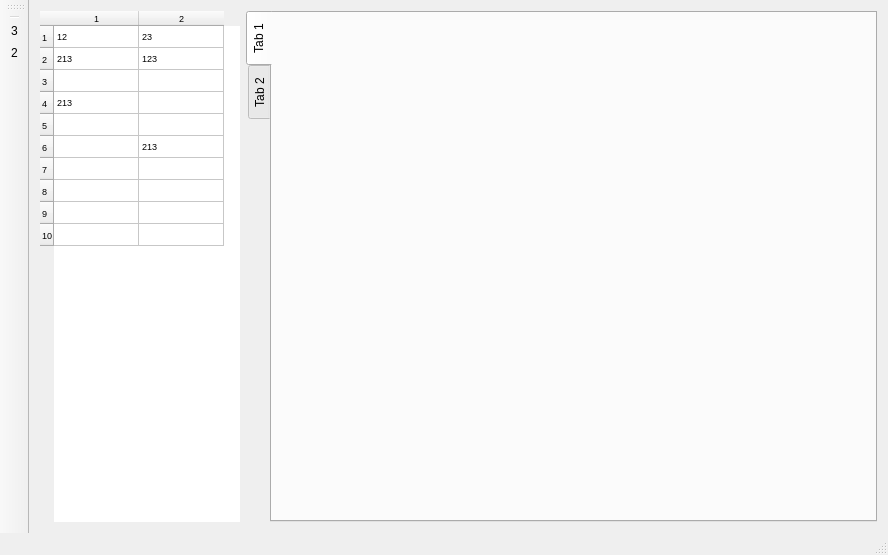
ZhouChuanghua/Learn_QT, file FirstProject_Test/project/mainwindow.ui: the form before one commit.
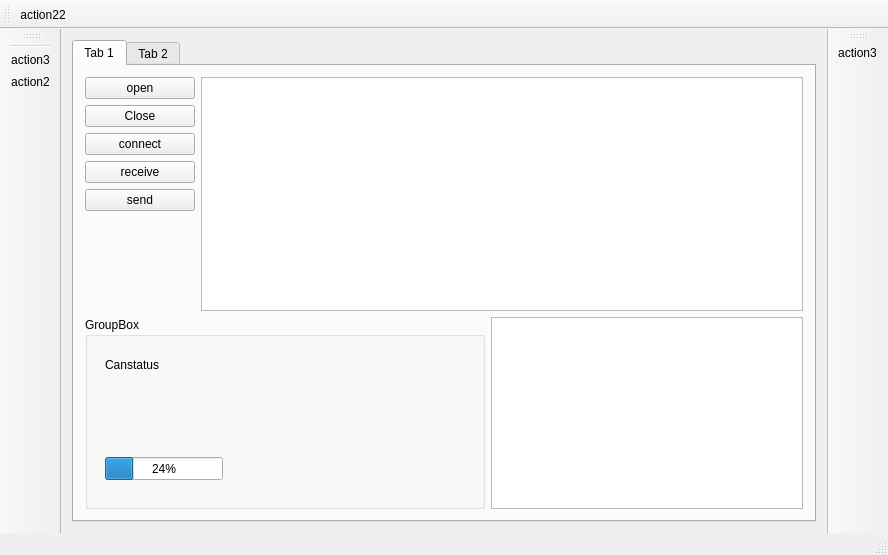
The form after the commit.

What changed in the file:
```diff
--- a/FirstProject_Test/project/mainwindow.ui
+++ b/FirstProject_Test/project/mainwindow.ui
@@ -41,7 +41,7 @@
   </property>
   <widget class="QWidget" name="centralWidget">
    <layout class="QGridLayout" name="gridLayout_central">
-    <item row="0" column="1">
+    <item row="0" column="0">
      <widget class="QTabWidget" name="tabWidget">
       <property name="enabled">
        <bool>true</bool>
@@ -59,7 +59,7 @@
        </size>
       </property>
       <property name="tabPosition">
-       <enum>QTabWidget::West</enum>
+       <enum>QTabWidget::North</enum>
       </property>
       <property name="tabShape">
        <enum>QTabWidget::Rounded</enum>
@@ -77,7 +77,120 @@
        <attribute name="title">
         <string>Tab 1</string>
        </attribute>
-       <layout class="QGridLayout" name="gridLayout_tab"/>
+       <layout class="QGridLayout" name="gridLayout_tab">
+        <item row="3" column="0">
+         <widget class="QPushButton" name="pushButton_2">
+          <property name="text">
+           <string>connect</string>
+          </property>
+         </widget>
+        </item>
+        <item row="9" column="0" colspan="2">
+         <widget class="QGroupBox" name="groupBox">
+          <property name="minimumSize">
+           <size>
+            <width>400</width>
+            <height>0</height>
+           </size>
+          </property>
+          <property name="maximumSize">
+           <size>
+            <width>16777215</width>
+            <height>300</height>
+           </size>
+          </property>
+          <property name="title">
+           <string>GroupBox</string>
+          </property>
+          <widget class="QLabel" name="label_canopen">
+           <property name="geometry">
+            <rect>
+             <x>20</x>
+             <y>40</y>
+             <width>191</width>
+             <height>16</height>
+            </rect>
+           </property>
+           <property name="text">
+            <string>Canstatus</string>
+           </property>
+          </widget>
+          <widget class="QProgressBar" name="progressBar">
+           <property name="geometry">
+            <rect>
+             <x>20</x>
+             <y>140</y>
+             <width>118</width>
+             <height>23</height>
+            </rect>
+           </property>
+           <property name="value">
+            <number>24</number>
+           </property>
+          </widget>
+         </widget>
+        </item>
+        <item row="1" column="1" rowspan="8" colspan="7">
+         <widget class="QListWidget" name="listWidget_Data">
+          <property name="minimumSize">
+           <size>
+            <width>0</width>
+            <height>150</height>
+           </size>
+          </property>
+         </widget>
+        </item>
+        <item row="5" column="0">
+         <widget class="QPushButton" name="pb_send">
+          <property name="text">
+           <string>send</string>
+          </property>
+         </widget>
+        </item>
+        <item row="9" column="2" colspan="6">
+         <widget class="QListWidget" name="listWidget_printzz">
+          <property name="sizePolicy">
+           <sizepolicy hsizetype="Expanding" vsizetype="Preferred">
+            <horstretch>0</horstretch>
+            <verstretch>0</verstretch>
+           </sizepolicy>
+          </property>
+          <property name="maximumSize">
+           <size>
+            <width>16777215</width>
+            <height>300</height>
+           </size>
+          </property>
+         </widget>
+        </item>
+        <item row="1" column="0">
+         <widget class="QPushButton" name="pushButton">
+          <property name="maximumSize">
+           <size>
+            <width>110</width>
+            <height>16777215</height>
+           </size>
+          </property>
+          <property name="text">
+           <string>open</string>
+          </property>
+         </widget>
+        </item>
+        <item row="4" column="0">
+         <widget class="QPushButton" name="pb_receive">
+          <property name="text">
+           <string>receive</string>
+          </property>
+         </widget>
+        </item>
+        <item row="2" column="0">
+         <widget class="QPushButton" name="pb_closecan">
+          <property name="text">
+           <string>Close</string>
+          </property>
+         </widget>
+        </item>
+       </layout>
       </widget>
       <widget class="QWidget" name="tab_2">
        <attribute name="title">
@@ -87,142 +200,6 @@
       </widget>
      </widget>
     </item>
-    <item row="0" column="0">
-     <widget class="QTableWidget" name="tableWidget">
-      <property name="sizePolicy">
-       <sizepolicy hsizetype="Fixed" vsizetype="Expanding">
-        <horstretch>0</horstretch>
-        <verstretch>0</verstretch>
-       </sizepolicy>
-      </property>
-      <property name="maximumSize">
-       <size>
-        <width>200</width>
-        <height>16777215</height>
-       </size>
-      </property>
-      <property name="font">
-       <font>
-        <pointsize>7</pointsize>
-        <kerning>true</kerning>
-       </font>
-      </property>
-      <property name="autoFillBackground">
-       <bool>false</bool>
-      </property>
-      <property name="frameShape">
-       <enum>QFrame::NoFrame</enum>
-      </property>
-      <property name="lineWidth">
-       <number>1</number>
-      </property>
-      <property name="midLineWidth">
-       <number>0</number>
-      </property>
-      <attribute name="horizontalHeaderCascadingSectionResizes">
-       <bool>false</bool>
-      </attribute>
-      <attribute name="horizontalHeaderDefaultSectionSize">
-       <number>85</number>
-      </attribute>
-      <attribute name="verticalHeaderDefaultSectionSize">
-       <number>22</number>
-      </attribute>
-      <attribute name="verticalHeaderMinimumSectionSize">
-       <number>22</number>
-      </attribute>
-      <row>
-       <property name="text">
-        <string>1</string>
-       </property>
-      </row>
-      <row>
-       <property name="text">
-        <string>2</string>
-       </property>
-      </row>
-      <row>
-       <property name="text">
-        <string>3</string>
-       </property>
-      </row>
-      <row>
-       <property name="text">
-        <string>4</string>
-       </property>
-      </row>
-      <row>
-       <property name="text">
-        <string>5</string>
-       </property>
-      </row>
-      <row>
-       <property name="text">
-        <string>6</string>
-       </property>
-      </row>
-      <row>
-       <property name="text">
-        <string>7</string>
-       </property>
-      </row>
-      <row>
-       <property name="text">
-        <string>8</string>
-       </property>
-      </row>
-      <row>
-       <property name="text">
-        <string>9</string>
-       </property>
-      </row>
-      <row>
-       <property name="text">
-        <string>10</string>
-       </property>
-      </row>
-      <column>
-       <property name="text">
-        <string>1</string>
-       </property>
-      </column>
-      <column>
-       <property name="text">
-        <string>2</string>
-       </property>
-      </column>
-      <item row="0" column="0">
-       <property name="text">
-        <string>12</string>
-       </property>
-      </item>
-      <item row="0" column="1">
-       <property name="text">
-        <string>23</string>
-       </property>
-      </item>
-      <item row="1" column="0">
-       <property name="text">
-        <string>213</string>
-       </property>
-      </item>
-      <item row="1" column="1">
-       <property name="text">
-        <string>123</string>
-       </property>
-      </item>
-      <item row="3" column="0">
-       <property name="text">
-        <string>213</string>
-       </property>
-      </item>
-      <item row="5" column="1">
-       <property name="text">
-        <string>213</string>
-       </property>
-      </item>
-     </widget>
-    </item>
    </layout>
   </widget>
   <widget class="QToolBar" name="mainToolBar">
@@ -243,19 +220,43 @@
    <addaction name="action2"/>
   </widget>
   <widget class="QStatusBar" name="statusBar"/>
+  <widget class="QToolBar" name="toolBar">
+   <property name="windowTitle">
+    <string>toolBar</string>
+   </property>
+   <attribute name="toolBarArea">
+    <enum>TopToolBarArea</enum>
+   </attribute>
+   <attribute name="toolBarBreak">
+    <bool>false</bool>
+   </attribute>
+   <addaction name="action22"/>
+  </widget>
+  <widget class="QToolBar" name="toolBar_2">
+   <property name="windowTitle">
+    <string>toolBar_2</string>
+   </property>
+   <attribute name="toolBarArea">
+    <enum>RightToolBarArea</enum>
+   </attribute>
+   <attribute name="toolBarBreak">
+    <bool>false</bool>
+   </attribute>
+   <addaction name="action3"/>
+  </widget>
   <action name="action2">
    <property name="text">
-    <string>2</string>
+    <string>action2</string>
    </property>
   </action>
   <action name="action3">
    <property name="text">
-    <string>3</string>
+    <string>action3</string>
    </property>
   </action>
   <action name="action22">
    <property name="text">
-    <string>223333333333</string>
+    <string>action22</string>
    </property>
   </action>
  </widget>
```
Left out of the diff: 6 changed lines with no effect on the pictures.
